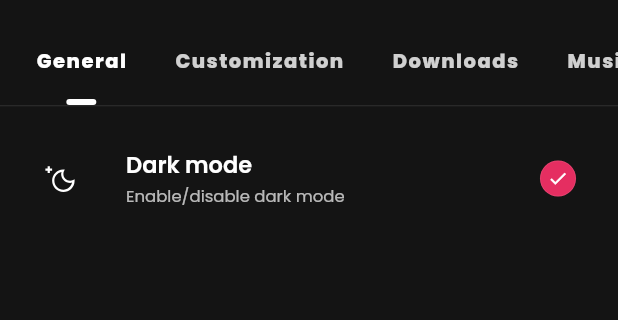
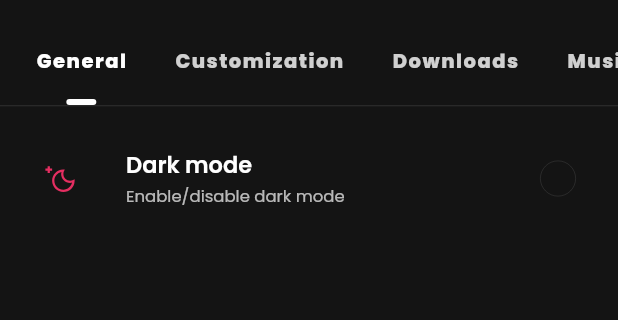
Before and after one commit to SongTube/-DEPRECATED-SongTube-New, a Flutter app: the ConfigurationScreen screen opened directly, after a tap on "Dark mode", on a phone screen of 412 x 824 dp, the part 63-383 px from its top. Run offline on Flutter 3.47's test engine with Material 2 defaults, Android fonts, the light colour scheme and no system bars; drawn by our look-alikes of roundcheckbox; our stand-ins replace audio_service, cached_network_image, device_info_plus, eva_icons_flutter, file_picker, flutter_bounce and 17 more; missing offline and left inert: android_path_provider, audio_tagger, flutter_audio_query, flutter_ffmpeg, flutter_share, image_fade and 3 more; accounts and stored records are empty; statements that could not run were skipped.

Commit message:
Switch settings tiles leading icons color to primaryColor

```diff
--- a/lib/screens/settings/general_settings.dart
+++ b/lib/screens/settings/general_settings.dart
@@ -38,20 +38,13 @@
     return ListView(
       padding: const EdgeInsets.only(left: 12, right: 12, top: 12),
       children: [
-        ListTile(
-          onTap: () => updateThemeMode(),
-          leading: SizedBox(
-            height: double.infinity,
-            child: Icon(LineIcons.moon, color: Theme.of(context).iconTheme.color),
-          ),
-          title: Text('Dark mode', style: subtitleTextStyle(context, bold: true)),
-          subtitle: Text('Enable/disable dark mode', style: tinyTextStyle(context, opacity: 0.7)),
-          trailing: CircularCheckbox(
-            value: uiProvider.themeMode == ThemeMode.dark,
-            onChange: (_) {
-              updateThemeMode();
-            },
-          ),
+        // Dark mode
+        SettingTileCheckbox(
+          leadingIcon: LineIcons.moon,
+          title: 'Dark mode',
+          subtitle: 'Enable/disable dark mode',
+          onChange: (_) => updateThemeMode(),
+          value: uiProvider.themeMode == ThemeMode.dark,
         ),
       ],
     );
--- a/lib/ui/tiles/setting_tile.dart
+++ b/lib/ui/tiles/setting_tile.dart
@@ -21,7 +21,7 @@
       onTap: () => onChange(!value),
       leading: SizedBox(
         height: double.infinity,
-        child: Icon(leadingIcon, color: Theme.of(context).iconTheme.color),
+        child: Icon(leadingIcon, color: Theme.of(context).primaryColor),
       ),
       title: Text(title, style: subtitleTextStyle(context, bold: true)),
       subtitle: Text(subtitle, style: tinyTextStyle(context, opacity: 0.7)),
@@ -69,7 +69,7 @@
         ListTile(
           leading: SizedBox(
             height: double.infinity,
-            child: Icon(widget.leadingIcon, color: Theme.of(context).iconTheme.color),
+            child: Icon(widget.leadingIcon, color: Theme.of(context).primaryColor),
           ),
           title: Text(widget.title, style: subtitleTextStyle(context, bold: true)),
           subtitle: Text(widget.subtitle, style: tinyTextStyle(context, opacity: 0.7)),
@@ -146,7 +146,7 @@
           child: ListTile(
             leading: SizedBox(
               height: double.infinity,
-              child: Icon(leadingIcon, color: Theme.of(context).iconTheme.color),
+              child: Icon(leadingIcon, color: Theme.of(context).primaryColor),
             ),
             title: Text(title, style: subtitleTextStyle(context, bold: true)),
             subtitle: Text(subtitle, style: tinyTextStyle(context, opacity: 0.7)),
```
